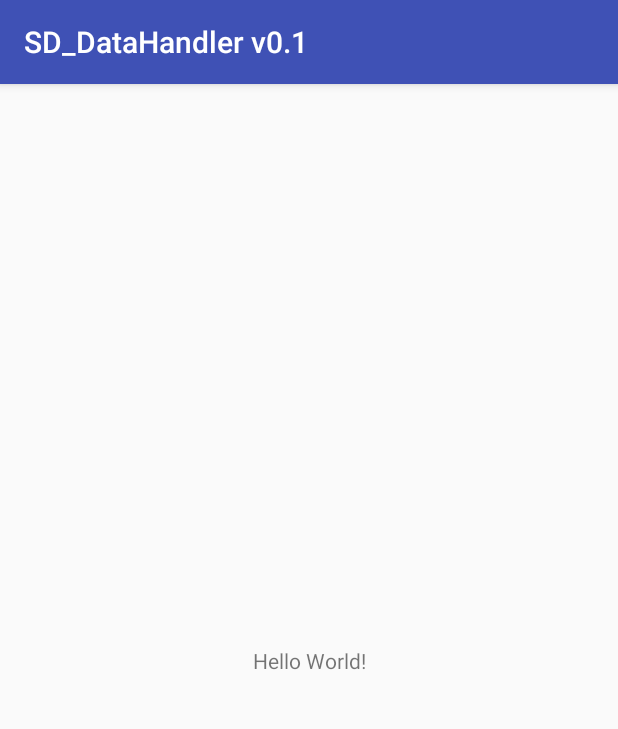
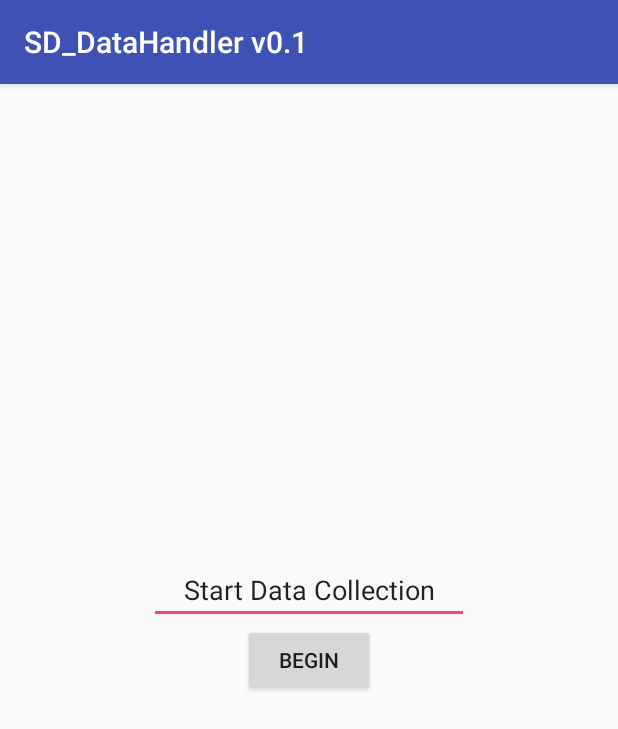
Before and after one commit to AmilaDias/SD_DataHandlerv01, an Android app: the screen it shows after launch (MainActivity), on a phone screen of 412 x 824 dp. Shown: the top 729 px of the screen. Run offline under Robolectric (Android 15) with nearby library versions, the phone set to English and light mode, and no system bars; our stand-ins replace Firebase (no records; nobody signed in at launch, a user with empty details on screens opened directly); libraries missing offline, so code that uses them is left out: com.secneo.sdk, dji.common.battery, dji.common.error, dji.common.flightcontroller, dji.sdk.base and 2 more; 4 statements that could not run were skipped.

Commit message:
DroneTelemetryData.java - Changed airspeed method to show greatest X or Y coord speed
MainActivity.java
- Organized variables to be more readable
- Added setDroneTelemetry method to collect values from drone

```diff
--- a/app/src/main/java/sd2018/sd_datahandlerv01/DroneTelemetryData.java
+++ b/app/src/main/java/sd2018/sd_datahandlerv01/DroneTelemetryData.java
@@ -14,7 +14,7 @@ public class DroneTelemetryData {
 
     public DroneTelemetryData() {
         setAltitude(0.0);
-        setAirSpeed(0.0);
+        setAirSpeed(0.0, 0.0);
         setCurrLatitude(0.0);
         setCurrLongitude(0.0);
         setBatteryPercentage(0);
@@ -33,8 +33,13 @@ public class DroneTelemetryData {
         return airSpeed;
     }
 
-    public void setAirSpeed(double airSpeed) {
-        this.airSpeed = airSpeed;
+    public void setAirSpeed(double speedX, double speedY) {
+
+        if(Math.abs(speedX) > Math.abs(speedY)){
+            this.airSpeed = speedX;
+        } else {
+            this.airSpeed = speedY;
+        }
     }
 
     public double getCurrLatitude() {
--- a/app/src/main/java/sd2018/sd_datahandlerv01/MainActivity.java
+++ b/app/src/main/java/sd2018/sd_datahandlerv01/MainActivity.java
@@ -2,6 +2,7 @@ package sd2018.sd_datahandlerv01;
 
 import android.content.Intent;
 import android.content.pm.PackageManager;
+import android.location.Location;
 import android.os.Build;
 import android.os.Bundle;
 import android.os.Handler;
@@ -38,6 +39,7 @@ import java.util.ArrayList;
 import java.util.List;
 import java.util.concurrent.atomic.AtomicBoolean;
 
+import dji.common.battery.BatteryState;
 import dji.common.error.DJIError;
 import dji.common.error.DJISDKError;
 import dji.sdk.base.BaseComponent;
@@ -48,10 +50,30 @@ import dji.common.flightcontroller.*;
 
 
 public class MainActivity extends AppCompatActivity {
+
+    /**
+     * Global variables
+     */
+    //Public variables
+    public static final String FLAG_CONNECTION_CHANGE = "dji_sdk_connection_change";
+
+    //Private variables
     private static final String TAG = MainActivity.class.getName();
-    public static final String FLAG_CONNECTION_CHANGE = "dji_sdk_connection_change";
     private static BaseProduct mProduct;
     private Handler mHandler;
+    private FlightControllerState flightControllerInfo;
+    private LocationCoordinate3D droneCoordinates3D;
+    private List<String> missingPermission = new ArrayList<>();
+    private AtomicBoolean isRegistrationInProgress = new AtomicBoolean(false);
+    private static final int REQUEST_PERMISSION_CODE = 12345;
+    private DatabaseReference databaseRef;
+    private DroneTelemetryData droneData = new DroneTelemetryData();
+    BatteryState droneBattery;
+
+
+    /**
+     * Permissions required to run application
+     */
     private static final String[] REQUIRED_PERMISSION_LIST = new String[]{
             android.Manifest.permission.VIBRATE,
             android.Manifest.permission.INTERNET,
@@ -67,11 +89,7 @@ public class MainActivity extends AppCompatActivity {
             android.Manifest.permission.READ_EXTERNAL_STORAGE,
             android.Manifest.permission.READ_PHONE_STATE,
     };
-    private List<String> missingPermission = new ArrayList<>();
-    private AtomicBoolean isRegistrationInProgress = new AtomicBoolean(false);
-    private static final int REQUEST_PERMISSION_CODE = 12345;
-    private DatabaseReference databaseRef;
-    private DroneTelemetryData droneData = new DroneTelemetryData();
+
 
     @Override
     protected void onCreate(Bundle savedInstanceState) {
@@ -88,6 +106,10 @@ public class MainActivity extends AppCompatActivity {
         FirebaseDatabase.getInstance().setPersistenceEnabled(true);
         FirebaseDatabase database = FirebaseDatabase.getInstance();
         databaseRef = database.getReference();
+
+        //Initialize drone telemetry producers
+        flightControllerInfo = new FlightControllerState();
+        droneCoordinates3D = new LocationCoordinate3D(0,0,0);
     }
 
 
@@ -116,7 +138,6 @@ public class MainActivity extends AppCompatActivity {
 /**
  ///////////////////////////////////////////DJI CODE///////////////////////////////////////////////////
  */
-
 
 
     /**
@@ -229,8 +250,12 @@ public class MainActivity extends AppCompatActivity {
  ///////////////////////////////////////////SD2018 Code///////////////////////////////////////////////////
  */
 
-    private void readDroneTelemetry(){
-        droneData.setAltitude(Null);
+    private void setDroneTelemetry(){
+        droneData.setAltitude(droneCoordinates3D.getAltitude());
+        droneData.setCurrLatitude(droneCoordinates3D.getLatitude());
+        droneData.setCurrLongitude(droneCoordinates3D.getLongitude());
+        droneData.setAirSpeed(flightControllerInfo.getVelocityX(),flightControllerInfo.getVelocityY());
+        droneData.setBatteryPercentage(droneBattery.getChargeRemainingInPercent());
     }
 
 }
--- a/app/src/main/res/layout/activity_main.xml
+++ b/app/src/main/res/layout/activity_main.xml
@@ -6,14 +6,29 @@
     android:layout_height="match_parent"
     tools:context="sd2018.sd_datahandlerv01.MainActivity">
 
-    <TextView
-        android:id="@+id/sample_text"
+    <Button
+        android:id="@+id/mStartButton"
         android:layout_width="wrap_content"
         android:layout_height="wrap_content"
-        android:text="Hello World!"
+        android:text="Begin"
         app:layout_constraintBottom_toBottomOf="parent"
-        app:layout_constraintLeft_toLeftOf="parent"
-        app:layout_constraintRight_toRightOf="parent"
+        app:layout_constraintEnd_toEndOf="parent"
+        app:layout_constraintHorizontal_bias="0.5"
+        app:layout_constraintStart_toStartOf="parent"
         app:layout_constraintTop_toTopOf="parent" />
 
+    <EditText
+        android:id="@+id/startText"
+        android:layout_width="wrap_content"
+        android:layout_height="wrap_content"
+        android:ems="10"
+        android:inputType="textPersonName"
+        android:text="Start Data Collection"
+        android:textAlignment="center"
+        app:layout_constraintBottom_toTopOf="@+id/mStartButton"
+        app:layout_constraintEnd_toEndOf="parent"
+        app:layout_constraintHorizontal_bias="0.5"
+        app:layout_constraintStart_toStartOf="parent"
+        app:layout_constraintTop_toTopOf="parent"
+        app:layout_constraintVertical_bias="1.0" />
 </android.support.constraint.ConstraintLayout>
```
Also changed, not shown: 1 other file.
